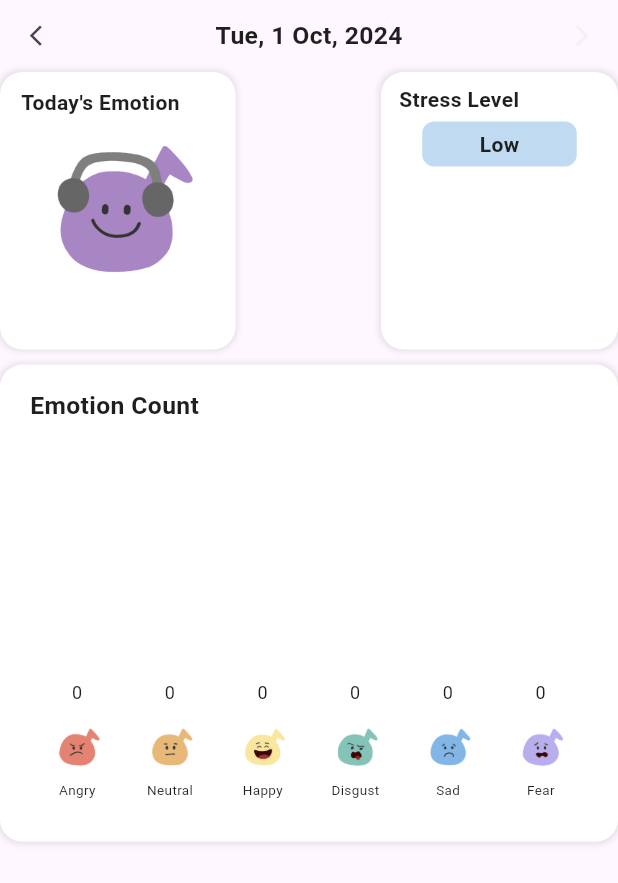
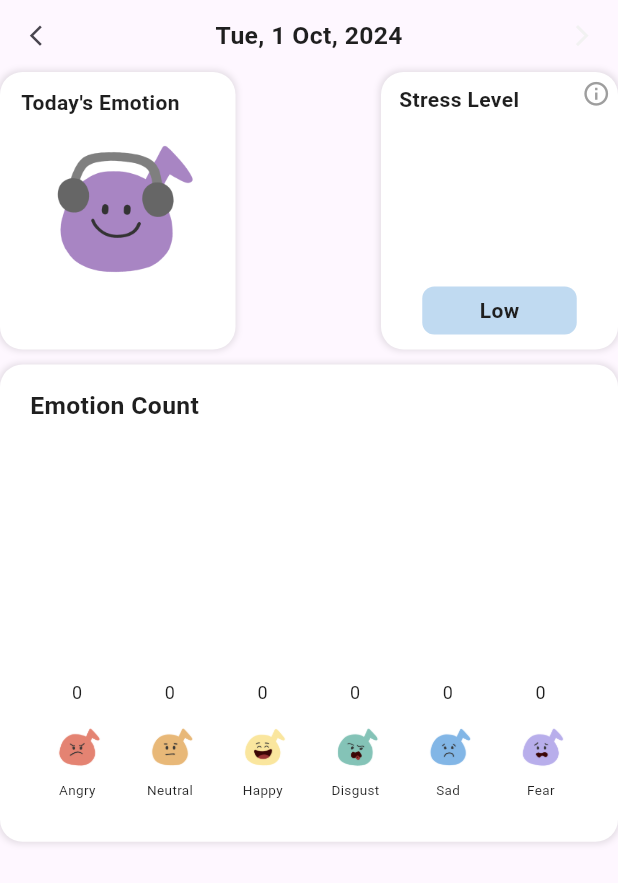
Before and after one commit to yjia28tan/EmoSense-Application, a Flutter app: the DailyViewHome widget shown alone on an empty page, opened directly, on a phone screen of 412 x 824 dp. Shown: the top 883 px of the screen. Run offline on Flutter 3.47's test engine with Material 3 defaults, Android fonts, the phone set to English and light mode, and no system bars; drawn by our look-alikes of fl_chart; our stand-ins replace camera, cloud_firestore, firebase_auth, firebase_core, flutter_dotenv, google_fonts and 3 more; accounts and stored records are empty.

Commit message:
DONE stress lvl chart for Daily View
Home Page To do:
Stress level chart - weekly, monthly view
emotion trends - weekly, monthly view

```diff
--- a/EmoSense/lib/design_widgets/home_daily_view.dart
+++ b/EmoSense/lib/design_widgets/home_daily_view.dart
@@ -1,7 +1,9 @@
 import 'package:cloud_firestore/cloud_firestore.dart';
 import 'package:emosense/design_widgets/alert_dialog_widget.dart';
 import 'package:emosense/design_widgets/app_color.dart';
+import 'package:emosense/design_widgets/emotion_data_model.dart';
 import 'package:emosense/design_widgets/emotion_model.dart';
+import 'package:emosense/design_widgets/stress_level_chart.dart';
 import 'package:emosense/design_widgets/stress_model.dart';
 import 'package:emosense/main.dart';
 import 'package:fl_chart/fl_chart.dart';
@@ -20,6 +22,14 @@ class _DailyViewHomeState extends State<DailyViewHome> {
   List<Map<String, dynamic>> _emotionForToday = [];
   double _averageStressLevel = 0.0;
   StressModel _currentStressLevel = stressModels.last;
+
+  Map<String, int> stressCounts = {
+    "Extreme": 0,
+    "High": 0,
+    "Optimal": 0,
+    "Moderate": 0,
+    "Low": 0,
+  };
 
   @override
   void initState() {
@@ -51,7 +61,6 @@ class _DailyViewHomeState extends State<DailyViewHome> {
 
       List<Map<String, dynamic>> emotions = [];
 
-      print('Emotion snapshot: $emotionSnapshot');
       print(emotionSnapshot.docs);
 
       if (emotionSnapshot.docs.isNotEmpty) {
@@ -68,6 +77,10 @@ class _DailyViewHomeState extends State<DailyViewHome> {
 
       // Calculate the average stress level and update the state
       _calculateAverageStressLevel(emotions);
+      // Calculate stress level counts
+      stressCounts = _calculateStressLevelCounts(emotions);
+
+      print("Stress Counts: $stressCounts");
 
       setState(() {
         _emotionForToday = emotions;
@@ -88,14 +101,12 @@ class _DailyViewHomeState extends State<DailyViewHome> {
           print('Error converting stress level to double: $e');
         }
       }
+      print('Total Stress Level: $totalStress');
       _averageStressLevel = totalStress / emotions.length;
       print('Average Stress Level: $_averageStressLevel');
 
       // Get the current stress level based on the average stress level
-      _currentStressLevel = getStressLevel(_averageStressLevel); // Update the variable here
-
-      // Use the current stress level as needed, for example, you could store it or update the UI
-      print('Current Stress Level: ${_currentStressLevel.level}');
+      _currentStressLevel = getStressLevel(_averageStressLevel);
 
     } else {
       _averageStressLevel = 0.0; // No emotions recorded for the day
@@ -103,7 +114,62 @@ class _DailyViewHomeState extends State<DailyViewHome> {
     }
   }
 
+  Map<String, int> _calculateStressLevelCounts(List<Map<String, dynamic>> emotions) {
+    Map<String, int> stressCounts = {
+      "Low": 0,
+      "Moderate": 0,
+      "Optimal": 0,
+      "High": 0,
+      "Extreme": 0,
+    };
 
+    for (var emotion in emotions) {
+      // Fetch stress level as dynamic and handle potential type issues
+      var stressLevelValue = emotion['stressLevel'];
+
+      // Ensure stressLevelValue is a double
+      double stressLevelAsDouble;
+      if (stressLevelValue is String) {
+        // Convert String to double
+        stressLevelAsDouble = double.tryParse(stressLevelValue) ?? 2.0; // Default to 2.0 if conversion fails
+      } else if (stressLevelValue is double) {
+        stressLevelAsDouble = stressLevelValue;
+      } else {
+        print('Warning: Unrecognized stress level type: ${stressLevelValue.runtimeType}');
+        continue; // Skip this iteration if the type is not recognized
+      }
+
+      String stressLevel = getStressLevelAsString(stressLevelAsDouble); // Map it to a string
+
+      if (stressCounts.containsKey(stressLevel)) {
+        stressCounts[stressLevel] = (stressCounts[stressLevel] ?? 0) + 1;
+      } else {
+        // Error handling for unrecognized stress levels
+        print('Warning: Unrecognized stress level: $stressLevelAsDouble');
+      }
+    }
+
+    print('Stress Counts: $stressCounts'); // Debug output to verify the counts
+    return stressCounts;
+  }
+
+
+  static String getStressLevelAsString(double level) {
+    switch (level) {
+      case 4.0:
+        return "Extreme";
+      case 3.0:
+        return "High";
+      case 2.0:
+        return "Optimal";
+      case 1.0:
+        return "Moderate";
+      case 0.0:
+        return "Low";
+      default:
+        return "Unknown"; // Handle cases that don't match
+    }
+  }
 
   Widget _getEmotionIcon(String mood, double iconSize) {
     final emotion = Emotion.emotions.firstWhere(
@@ -273,7 +339,9 @@ class _DailyViewHomeState extends State<DailyViewHome> {
   Widget _buildStressLevelContainer() {
     final screenWidth = MediaQuery.of(context).size.width;
 
-    return Container(
+    return Stack(
+      children: [
+        Container(
         height: 185,
         width: 158,
         padding: EdgeInsets.all(8),
@@ -300,13 +368,17 @@ class _DailyViewHomeState extends State<DailyViewHome> {
                 ),
               ),
             ),
-          // Add the pie chart for stress levels here if needed
-          // _buildStressLevelPieChart(),
+            // Add the half pie chart for stress levels here if needed
+            SizedBox(
+              height: 110,
+              width: 150,
+              child: HalfDonutChart(stressCounts: stressCounts),
+            ),
 
             // Display the current stress level that was calculated
             Center(
               child: Container(
-              height: 30,
+                height: 32,
                 width: screenWidth * 0.25,
                 decoration: BoxDecoration(
                   color: _currentStressLevel.containerColor,
@@ -320,11 +392,39 @@ class _DailyViewHomeState extends State<DailyViewHome> {
                 ),
               ),
             ),
-
           ],
         ),
+      ),
+        Positioned(
+          top: 5,
+          right: 5,
+          child: Tooltip(
+            message: "This chart shows the distribution of stress levels throughout the day. "
+                "The stress level displayed below is the average stress throughout the day.",
+            padding: EdgeInsets.all(8.0),  // Control the padding inside the tooltip box
+            verticalOffset: 15,  // Adjust how far the tooltip is from the target widget
+            preferBelow: false,  // Show the tooltip above the widget
+            margin: EdgeInsets.only(left: 85, right: 10),  // Adjust the margin between the tooltip and the widget
+            textStyle: TextStyle(
+              fontSize: 14.0,  // Set the text size
+              color: Colors.white,
+            ),
+            decoration: BoxDecoration(
+              color: AppColors.textColorGrey,  // Background color of the tooltip
+              borderRadius: BorderRadius.circular(8),
+            ),
+            child: Icon(
+              Icons.info_outline,
+              color: Colors.grey,
+              size: 19,
+            ),
+          ),
+        ),
+    ],
     );
   }
+
+
 
   Widget _buildEmotionCountChart(BuildContext context) {
     final screenHeight = MediaQuery.of(context).size.height;
@@ -478,7 +578,6 @@ class _DailyViewHomeState extends State<DailyViewHome> {
     );
   }
 
-
   Widget _getDefaultIcon(double iconSize) {
     return Image.asset(
       'assets/logo.png',
--- /dev/null
+++ b/EmoSense/lib/design_widgets/stress_level_chart.dart
@@ -0,0 +1,42 @@
+import 'package:emosense/design_widgets/stress_model.dart';
+import 'package:fl_chart/fl_chart.dart';
+import 'package:flutter/material.dart';
+
+class HalfDonutChart extends StatelessWidget {
+  final Map<String, int> stressCounts;
+
+  HalfDonutChart({required this.stressCounts});
+
+  @override
+  Widget build(BuildContext context) {
+    double total = stressCounts.values.reduce((a, b) => a + b).toDouble();
+    List<FlSpot> spots = [];
+
+    int index = 0;
+    stressCounts.forEach((level, count) {
+      if (count > 0) {
+        spots.add(FlSpot(index.toDouble(), count.toDouble()));
+      }
+      index++;
+    });
+
+    return PieChart(
+      PieChartData(
+        sections: spots.map((spot) {
+          return PieChartSectionData(
+            value: spot.y,
+            color: stressModels[spot.x.toInt()].color,
+            title: '${spot.y.toInt()}',
+            titleStyle: TextStyle(color: Colors.white, fontSize: 14),
+          );
+        }).toList(),
+        borderData: FlBorderData(show: false),
+        centerSpaceRadius: 10,
+        sectionsSpace: 0,
+        pieTouchData: PieTouchData(touchCallback: (FlTouchEvent event, pieTouchResponse) {
+          // Handle touch events if needed
+        }),
+      ),
+    );
+  }
+}
--- a/EmoSense/lib/design_widgets/stress_model.dart
+++ b/EmoSense/lib/design_widgets/stress_model.dart
@@ -5,6 +5,7 @@ import 'package:flutter/material.dart';
 class StressModel {
   final String level;
   final Color color;
+  final Color? chartColor;
   final Color containerColor;
   final String description;
   final String description2;
@@ -13,6 +14,7 @@ class StressModel {
   StressModel({
     required this.level,
     required this.color,
+    this.chartColor,
     required this.containerColor,
     required this.description,
     required this.description2,
@@ -24,6 +26,7 @@ final List<StressModel> stressModels = [
   StressModel(
     level: "Extreme", // 4.0
     color: AppColors.stress_low,
+    chartColor: AppColors.stress_extreme,
     containerColor: AppColors.angryContainer,
     description: "Exhaustion, anxiety, burnout",
     description2: "\"I can't take this anymore\"",
@@ -32,6 +35,7 @@ final List<StressModel> stressModels = [
   StressModel(
     level: "High", // 3.0
     color: AppColors.stress_moderate,
+    chartColor: AppColors.stress_high,
     containerColor: AppColors.neutralContainer,
     description: "Distracted, fatigue, overwhelm",
     description2: "\"I feel anxious & unfocused\"",
@@ -40,6 +44,7 @@ final List<StressModel> stressModels = [
   StressModel(
     level: "Optimal", // 2.0
     color: AppColors.stress_optimal,
+    chartColor: AppColors.stress_optimal,
     containerColor: AppColors.happyContainer,
     description: "Confident, in control, productive",
     description2: "\"I'm really in the zone\"",
@@ -48,6 +53,7 @@ final List<StressModel> stressModels = [
   StressModel(
     level: "Moderate", // 1.0
     color: AppColors.stress_high,
+    chartColor: AppColors.stress_moderate,
     containerColor: AppColors.disgustContainer,
     description: "Engaged, focused, motivated",
     description2: "\"I feel focused & energized\"",
@@ -56,6 +62,7 @@ final List<StressModel> stressModels = [
   StressModel(
     level: "Low", // 0.0
     color: AppColors.stress_extreme,
+    chartColor: AppColors.stress_low,
     containerColor: AppColors.sadContainer,
     description: "Inactive, bored, unchallenged",
     description2: "\"I wish I had more to do\"",
@@ -73,7 +80,9 @@ StressModel getStressLevel(double averageStressLevel) {
     return stressModels.firstWhere((model) => model.level == "Optimal");
   } else if (averageStressLevel >= 0.5) {
     return stressModels.firstWhere((model) => model.level == "Moderate");
+  } else if (averageStressLevel < 0.5) {
+    return stressModels.firstWhere((model) => model.level == "Low");
   } else {
-    return stressModels.firstWhere((model) => model.level == "Low");
+    return stressModels.firstWhere((model) => model.level == "Optimal");
   }
 }
--- a/EmoSense/lib/pages/calendar_page.dart
+++ b/EmoSense/lib/pages/calendar_page.dart
@@ -117,7 +117,6 @@ class _CalendarPageState extends State<CalendarPage> {
           }
       }
     }
-    print(emotions);
 
     // Update the state with both emotions and tracks for the selected day
     setState(() {
--- a/EmoSense/lib/pages/home_content_page.dart
+++ b/EmoSense/lib/pages/home_content_page.dart
@@ -142,7 +142,7 @@ class _HomeContentPageState extends State<HomeContentPage> {
                                 child: Align(
                                   alignment: Alignment.centerLeft,
                                   child: Text(
-                                    'Mood Stats',
+                                    'Emotion Stats',
                                     style: titleBlack.copyWith(fontSize: screenHeight * 0.025),
                                   ),
                                 ),
@@ -198,14 +198,6 @@ class _HomeContentPageState extends State<HomeContentPage> {
               _selectedDate = DateTime.now();
               _resetToToday();
               _selectedView = view;
-              if (view == 'Daily') {
-                // Display the daily view
-
-              } else if (view == 'Weekly') {
-                // Display the weekly view
-              } else if (view == 'Monthly') {
-                // Display the monthly view
-              }
             });
           },
           style: ElevatedButton.styleFrom(
```
Lines whose indentation alone changed are shown as unchanged.
